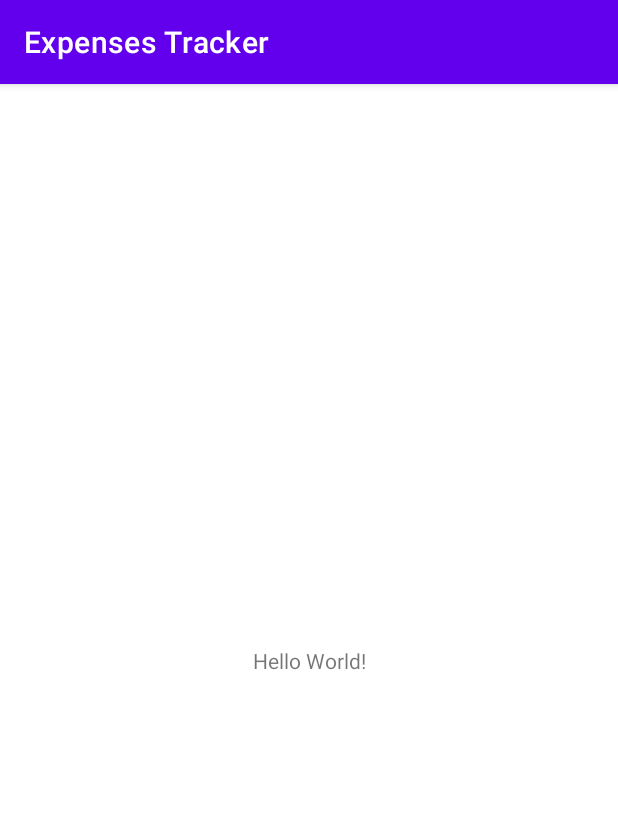
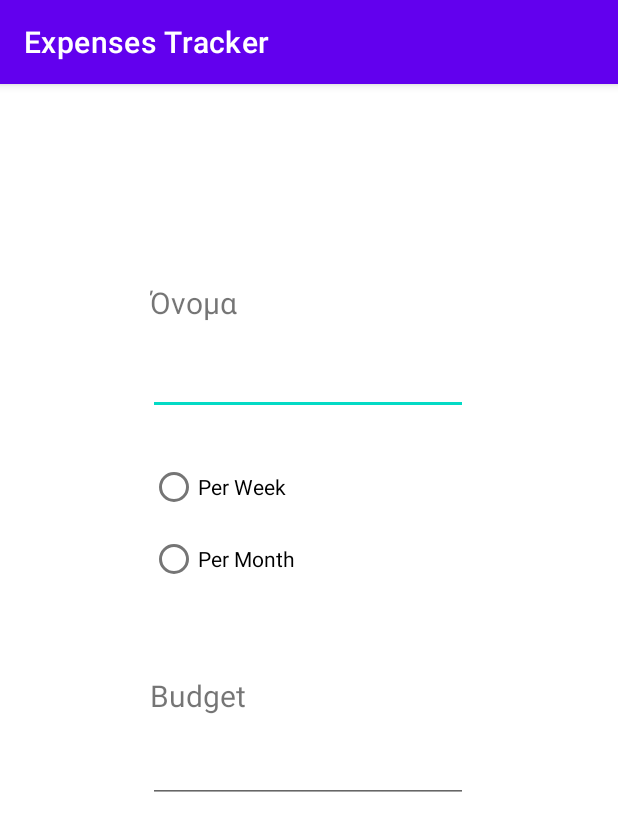
Before and after one commit to acmauth/MobileDevelopment-ExpensesTracker, an Android app: the screen it shows after launch (MainActivity), on a phone screen of 412 x 824 dp. Shown: the top 831 px of the screen. Run offline under Robolectric (Android 15) with nearby library versions, the phone set to English and light mode, and no system bars.

Commit message:
Initial Activity Front - End Done

```diff
--- a/ExpensesTracker/app/src/main/java/com/example/expensestracker/MainActivity.java
+++ b/ExpensesTracker/app/src/main/java/com/example/expensestracker/MainActivity.java
@@ -9,6 +9,6 @@ public class MainActivity extends AppCompatActivity {
     @Override
     protected void onCreate(Bundle savedInstanceState) {
         super.onCreate(savedInstanceState);
-        setContentView(R.layout.activity_main);
+        setContentView(R.layout.initial_activity);
     }
 }
--- /dev/null
+++ b/ExpensesTracker/app/src/main/res/layout/initial_activity.xml
@@ -0,0 +1,81 @@
+<?xml version="1.0" encoding="utf-8"?>
+<androidx.constraintlayout.widget.ConstraintLayout xmlns:android="http://schemas.android.com/apk/res/android"
+    xmlns:app="http://schemas.android.com/apk/res-auto"
+    xmlns:tools="http://schemas.android.com/tools"
+    android:layout_width="match_parent"
+    android:layout_height="match_parent"
+    tools:context=".MainActivity">
+
+    <TextView
+        android:id="@+id/textView"
+        android:layout_width="79dp"
+        android:layout_height="27dp"
+        android:layout_marginTop="132dp"
+        android:autoSizeTextType="uniform"
+        android:text="Όνομα"
+        app:layout_constraintEnd_toEndOf="parent"
+        app:layout_constraintHorizontal_bias="0.301"
+        app:layout_constraintStart_toStartOf="parent"
+        app:layout_constraintTop_toTopOf="parent" />
+
+    <EditText
+        android:id="@+id/editTextTextPersonName"
+        android:layout_width="wrap_content"
+        android:layout_height="wrap_content"
+        android:layout_marginTop="16dp"
+        android:ems="10"
+        android:inputType="textPersonName"
+        app:layout_constraintEnd_toEndOf="parent"
+        app:layout_constraintHorizontal_bias="0.497"
+        app:layout_constraintStart_toStartOf="parent"
+        app:layout_constraintTop_toBottomOf="@+id/textView" />
+
+    <TextView
+        android:id="@+id/textView2"
+        android:layout_width="79dp"
+        android:layout_height="27dp"
+        android:layout_marginTop="28dp"
+        android:autoSizeTextType="uniform"
+        android:text="Budget"
+        app:layout_constraintEnd_toEndOf="parent"
+        app:layout_constraintHorizontal_bias="0.301"
+        app:layout_constraintStart_toStartOf="parent"
+        app:layout_constraintTop_toBottomOf="@+id/radioGroup" />
+
+    <EditText
+        android:id="@+id/editTextTextPersonName2"
+        android:layout_width="wrap_content"
+        android:layout_height="wrap_content"
+        android:ems="10"
+        android:inputType="textPersonName"
+        app:layout_constraintBottom_toBottomOf="parent"
+        app:layout_constraintEnd_toEndOf="parent"
+        app:layout_constraintHorizontal_bias="0.497"
+        app:layout_constraintStart_toStartOf="parent"
+        app:layout_constraintTop_toBottomOf="@+id/textView2"
+        app:layout_constraintVertical_bias="0.041" />
+
+    <RadioGroup
+        android:id="@+id/radioGroup"
+        android:layout_width="172dp"
+        android:layout_height="121dp"
+        android:layout_marginTop="24dp"
+        app:layout_constraintEnd_toEndOf="parent"
+        app:layout_constraintHorizontal_bias="0.418"
+        app:layout_constraintStart_toStartOf="parent"
+        app:layout_constraintTop_toBottomOf="@+id/editTextTextPersonName" >
+
+        <RadioButton
+            android:id="@+id/radioButton3"
+            android:layout_width="match_parent"
+            android:layout_height="wrap_content"
+            android:text="Per Week" />
+
+        <RadioButton
+            android:id="@+id/radioButton4"
+            android:layout_width="match_parent"
+            android:layout_height="wrap_content"
+            android:text="Per Month" />
+
+    </RadioGroup>
+</androidx.constraintlayout.widget.ConstraintLayout>
```
